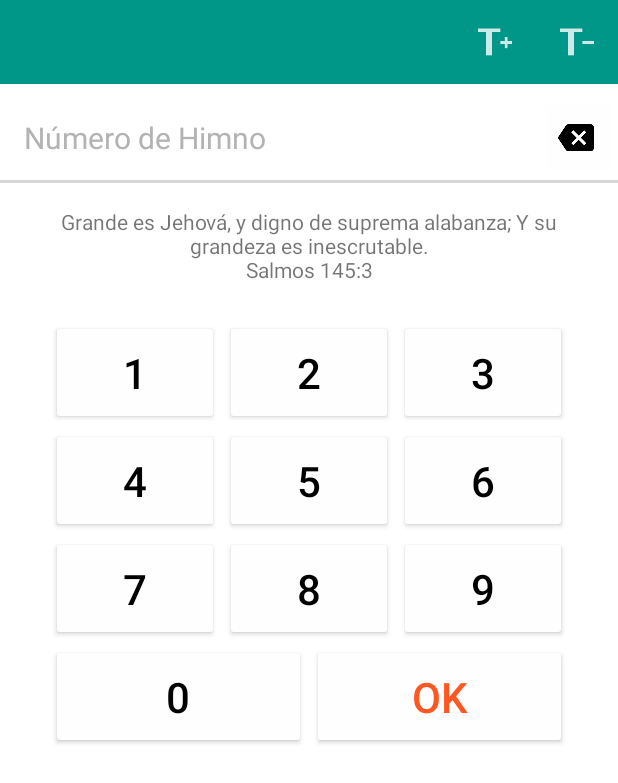
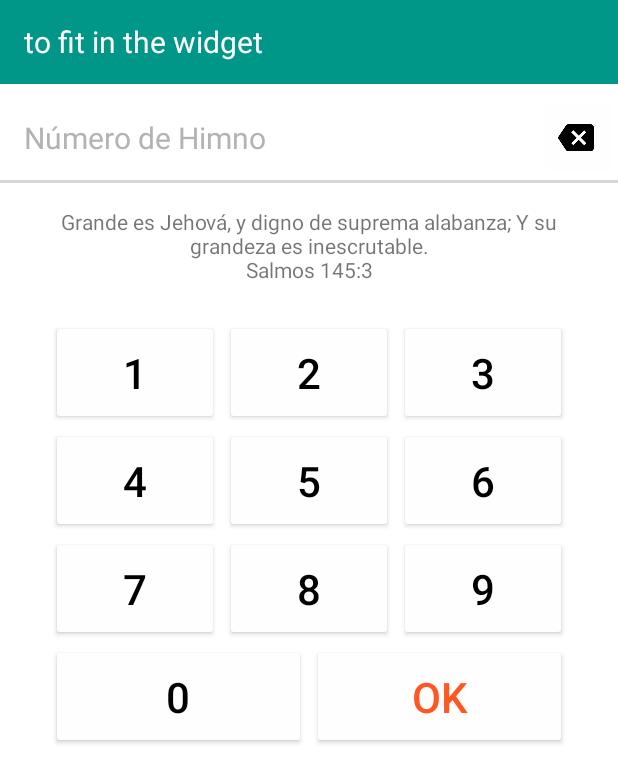
Before and after one commit to IronDroid/HIAD, an Android app: the screen it shows after launch (MainActivity), on a phone screen of 412 x 824 dp. Shown: the top 783 px of the screen. Run offline under Robolectric (Android 15) with nearby library versions, the light colour scheme and no system bars; our stand-ins replace AdMob; libraries missing offline, so code that uses them is left out: com.sothree.slidinguppanel; plain views replace SlidingUpPanelLayout; 5 statements that could not run were skipped.

Commit message:
title toolbar marquee

```diff
--- a/app/src/main/java/org/ajcm/hiad/MainActivity.java
+++ b/app/src/main/java/org/ajcm/hiad/MainActivity.java
@@ -42,6 +42,7 @@ public class MainActivity extends AppCompatActivity {
 
     private TextView textHimno;
     private TextView numberHimno;
+    private TextView toolbarTitle;
     private TextView placeholderHimno;
     private SlidingUpPanelLayout upPanelLayout;
     private Toolbar toolbarPanel;
@@ -255,7 +256,7 @@ public class MainActivity extends AppCompatActivity {
                 numString = "" + numero;
                 upPanelLayout.setPanelState(SlidingUpPanelLayout.PanelState.EXPANDED);
                 String titleShow = numString + ". " + himnos.get(numero - 1).getTitulo();
-                toolbarPanel.setTitle(titleShow);
+                toolbarTitle.setText(titleShow);
                 numberHimno.setText(titleShow);
                 textHimno.setText(himnos.get(numero - 1).getLetra());
             }
@@ -266,7 +267,7 @@ public class MainActivity extends AppCompatActivity {
         if (numero > 0) {
             upPanelLayout.setPanelState(SlidingUpPanelLayout.PanelState.EXPANDED);
             String titleShow = numString + ". " + himnos.get(numero - 1).getTitulo();
-            toolbarPanel.setTitle(titleShow);
+            toolbarTitle.setText(titleShow);
             textHimno.setText(himnos.get(numero - 1).getLetra());
 
             Log.i(TAG, "Setting screen name: Himno");
@@ -381,8 +382,9 @@ public class MainActivity extends AppCompatActivity {
 
     private void setupUpPanel() {
         textHimno.setTextSize(textSize);
+        toolbarTitle = (TextView) findViewById(R.id.toolbar_title);
         toolbarPanel = (Toolbar) findViewById(R.id.toolbar_panel);
-        toolbarPanel.inflateMenu(R.menu.menu_himno);
+//        toolbarPanel.inflateMenu(R.menu.menu_himno);
         toolbarPanel.setOnMenuItemClickListener(new Toolbar.OnMenuItemClickListener() {
             @Override
             public boolean onMenuItemClick(MenuItem item) {
--- a/app/src/main/res/drawable/button_correct_shape.xml
+++ b/app/src/main/res/drawable/button_correct_shape.xml
@@ -5,7 +5,7 @@
     android:insetRight="@dimen/abc_button_inset_horizontal_material"
     android:insetTop="@dimen/abc_button_inset_vertical_material">
     <shape android:shape="rectangle">
-        <stroke android:width="0.5dp" android:color="#e0e0e0"/>
+        <stroke android:width="1dp" android:color="#e0e0e0"/>
         <corners android:radius="@dimen/control_corner_material" />
         <solid android:color="@android:color/white" />
         <padding
--- a/app/src/main/res/layout/panel_up.xml
+++ b/app/src/main/res/layout/panel_up.xml
@@ -10,7 +10,22 @@
         android:layout_height="wrap_content"
         android:background="?attr/colorPrimary"
         android:minHeight="?attr/actionBarSize"
-        android:theme="@style/AppThemeToolbar" />
+        android:theme="@style/AppThemeToolbar">
+
+        <TextView
+            android:id="@+id/toolbar_title"
+            android:layout_width="wrap_content"
+            android:layout_height="wrap_content"
+            android:ellipsize="marquee"
+            android:focusable="true"
+            android:focusableInTouchMode="true"
+            android:marqueeRepeatLimit="1"
+            android:scrollHorizontally="true"
+            android:singleLine="true"
+            android:textSize="20dp"
+            android:text="to fit in the widget"
+            android:textColor="@color/whiteText" />
+    </android.support.v7.widget.Toolbar>
 
     <ScrollView
         android:id="@+id/scroll_himno"
```
